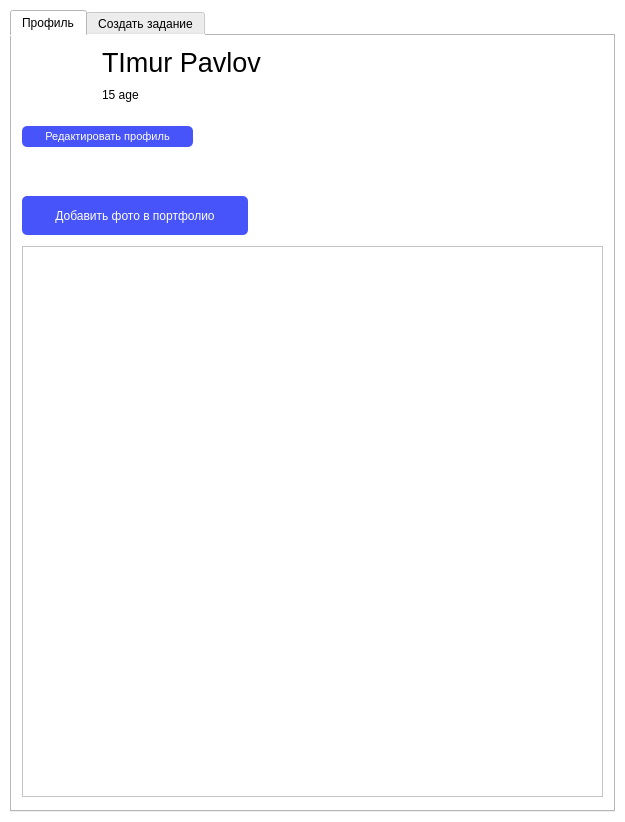
This is ui/profile_teacher.ui in OCCCAS/Yandex as Qt 5 draws it before an edit. The edited form follows.
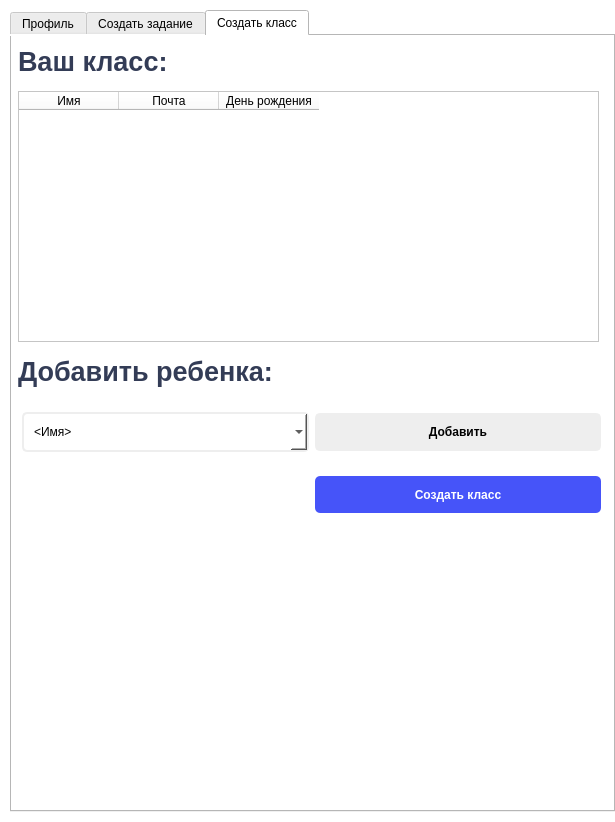
This is the edited form. The open tabs and pages were chosen to show the change. Icons and pictures are not drawn. Custom widgets are drawn as their Qt base class.

Commit message: build: added create class tool for teacher

Diff of the .ui file:
```diff
--- a/ui/profile_teacher.ui
+++ b/ui/profile_teacher.ui
@@ -6,7 +6,7 @@
    <rect>
     <x>0</x>
     <y>0</y>
-    <width>625</width>
+    <width>615</width>
     <height>822</height>
    </rect>
   </property>
@@ -283,6 +283,160 @@
      </layout>
     </widget>
    </widget>
+   <widget class="QWidget" name="tab_3">
+    <attribute name="title">
+     <string>Создать класс</string>
+    </attribute>
+    <widget class="QLabel" name="label_2">
+     <property name="geometry">
+      <rect>
+       <x>6</x>
+       <y>5</y>
+       <width>581</width>
+       <height>41</height>
+      </rect>
+     </property>
+     <property name="font">
+      <font>
+       <pointsize>20</pointsize>
+       <weight>75</weight>
+       <bold>true</bold>
+      </font>
+     </property>
+     <property name="styleSheet">
+      <string notr="true">color: #333c56;</string>
+     </property>
+     <property name="text">
+      <string>Ваш класс:</string>
+     </property>
+    </widget>
+    <widget class="QLabel" name="label_3">
+     <property name="geometry">
+      <rect>
+       <x>6</x>
+       <y>315</y>
+       <width>581</width>
+       <height>41</height>
+      </rect>
+     </property>
+     <property name="font">
+      <font>
+       <pointsize>20</pointsize>
+       <weight>75</weight>
+       <bold>true</bold>
+      </font>
+     </property>
+     <property name="styleSheet">
+      <string notr="true">color: #333c56;</string>
+     </property>
+     <property name="text">
+      <string>Добавить ребенка:</string>
+     </property>
+    </widget>
+    <widget class="QTableWidget" name="tbl_class">
+     <property name="geometry">
+      <rect>
+       <x>6</x>
+       <y>55</y>
+       <width>581</width>
+       <height>251</height>
+      </rect>
+     </property>
+     <column>
+      <property name="text">
+       <string>Имя</string>
+      </property>
+     </column>
+     <column>
+      <property name="text">
+       <string>Почта</string>
+      </property>
+     </column>
+     <column>
+      <property name="text">
+       <string>День рождения</string>
+      </property>
+     </column>
+    </widget>
+    <widget class="QPushButton" name="btn_create_class">
+     <property name="geometry">
+      <rect>
+       <x>303</x>
+       <y>440</y>
+       <width>286</width>
+       <height>37</height>
+      </rect>
+     </property>
+     <property name="font">
+      <font>
+       <weight>75</weight>
+       <bold>true</bold>
+      </font>
+     </property>
+     <property name="styleSheet">
+      <string notr="true">padding: 10px;
+background-color: #4654f9;
+border-width: 2px;
+border-radius: 5px;
+color: white;
+</string>
+     </property>
+     <property name="text">
+      <string>Создать класс</string>
+     </property>
+    </widget>
+    <widget class="QWidget" name="horizontalLayoutWidget">
+     <property name="geometry">
+      <rect>
+       <x>10</x>
+       <y>370</y>
+       <width>579</width>
+       <height>52</height>
+      </rect>
+     </property>
+     <layout class="QHBoxLayout" name="horizontalLayout">
+      <item>
+       <widget class="QComboBox" name="cmb_name">
+        <property name="styleSheet">
+         <string notr="true">background-color: #ffffff;
+border-radius: 5px;
+color: black;
+padding: 10px;
+border: 2px solid #eeeeee;
+
+</string>
+        </property>
+        <item>
+         <property name="text">
+          <string>&lt;Имя&gt;</string>
+         </property>
+        </item>
+       </widget>
+      </item>
+      <item>
+       <widget class="QPushButton" name="btn_add">
+        <property name="font">
+         <font>
+          <weight>75</weight>
+          <bold>true</bold>
+         </font>
+        </property>
+        <property name="styleSheet">
+         <string notr="true">background-color: #eeeeee;
+border-radius: 5px;
+color: black;
+padding: 10px;
+border: 2px solid #eeeeee;
+</string>
+        </property>
+        <property name="text">
+         <string>Добавить</string>
+        </property>
+       </widget>
+      </item>
+     </layout>
+    </widget>
+   </widget>
   </widget>
  </widget>
  <customwidgets>
```
The commit also changes 14 other files.
